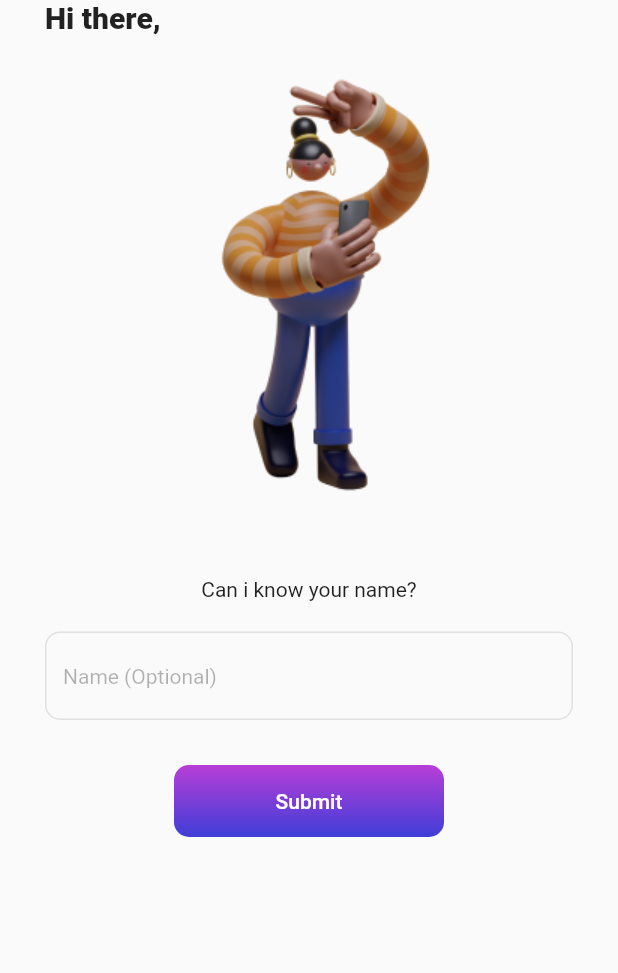
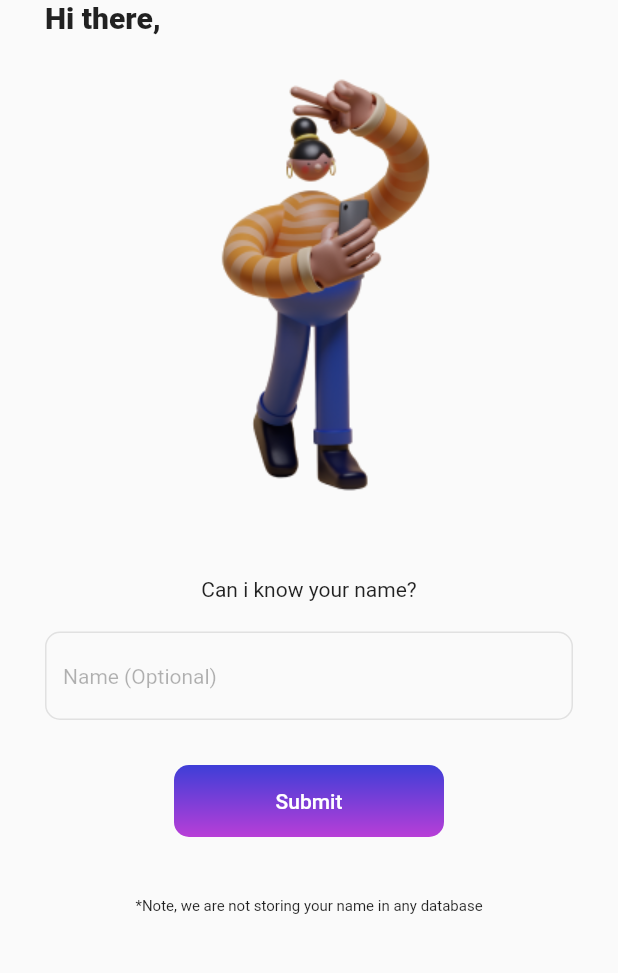
Before and after one commit to emodot/dv_app, a Flutter app: the WelcomeScreen screen opened directly, on a phone screen of 412 x 824 dp, the part 180-1153 px from its top. Run offline on Flutter 3.47's test engine with Material 2 defaults, Android fonts, the phone set to English and light mode, and no system bars; our stand-ins replace flutter_svg.

Commit message:
developed welcome screen

```diff
--- a/lib/screens/welcome/welcome_screen.dart
+++ b/lib/screens/welcome/welcome_screen.dart
@@ -72,8 +72,8 @@ class WelcomeScreen extends StatelessWidget {
                     decoration: BoxDecoration(
                       gradient: const LinearGradient(
                         colors: [
+                          kPrimaryColor,
                           kPrimaryColor2,
-                          kPrimaryColor,
                         ],
                         begin: Alignment.topCenter,
                         end: Alignment.bottomCenter,
@@ -89,7 +89,20 @@ class WelcomeScreen extends StatelessWidget {
                       ),
                       child: const Text("Submit"),
                     ),
-                  )
+                  ),
+                  const SizedBox(
+                    height: 40,
+                  ),
+                  const Align(
+                    // alignment: Alignment.bottomCenter,
+                    child: Text(
+                      "*Note, we are not storing your name in any database",
+                      style: TextStyle(
+                        fontSize: 10,
+                      ),
+                    ),
+                  ),
+                  // const Spacer(),
                 ],
               )
             ],
```
